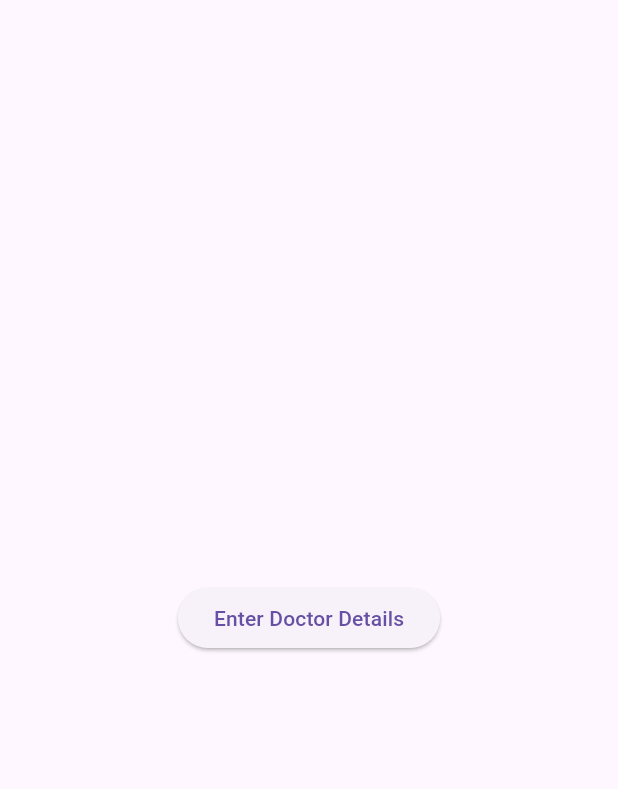
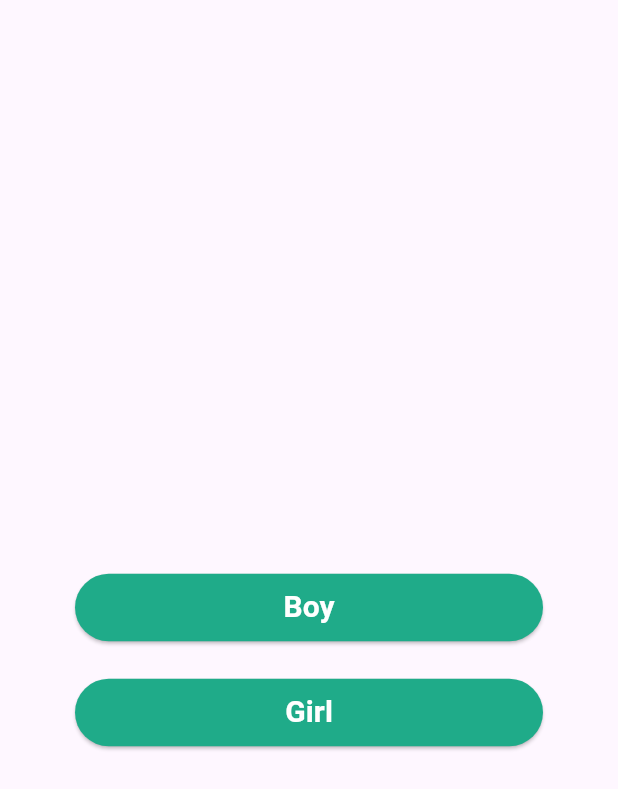
Before and after one commit to jdtdjayasingha/Babycare-University-Assignment, a Flutter app: the screen it shows after launch, on a phone screen of 412 x 824 dp. Shown: the top 789 px of the screen. Run offline on Flutter 3.47's test engine with Material 3 defaults, Android fonts, the phone set to English and light mode, and no system bars; our stand-ins replace cloud_firestore, firebase_core, firebase_storage, image_picker; accounts and stored records are empty.

Commit message:
Created the Name Selection Screen

```diff
--- a/lib/main.dart
+++ b/lib/main.dart
@@ -1,4 +1,7 @@
+import 'package:babycare/screen/doctor_dashboard.dart';
+import 'package:babycare/screen/name_selection.dart';
 import 'package:babycare/screen/test.dart';
+import 'package:babycare/screen/user_dashboard.dart';
 import 'package:flutter/material.dart';
 import 'package:firebase_core/firebase_core.dart';
 import 'firebase_options.dart';
@@ -18,7 +21,7 @@ class MyApp extends StatelessWidget {
   Widget build(BuildContext context) {
     return MaterialApp(
       debugShowCheckedModeBanner: false,
-      home: Test(),
+      home: NameSelection(),
     );
   }
 }
--- /dev/null
+++ b/lib/screen/name_selection.dart
@@ -0,0 +1,79 @@
+import 'package:flutter/material.dart';
+
+class NameSelection extends StatefulWidget {
+  const NameSelection({super.key});
+
+  @override
+  State<NameSelection> createState() => _NameSelectionState();
+}
+
+class _NameSelectionState extends State<NameSelection> {
+  @override
+  Widget build(BuildContext context) {
+    return Scaffold(
+      appBar: AppBar(),
+      body: Padding(
+        padding: const EdgeInsets.only(
+          left: 50,
+          right: 50,
+        ),
+        child: Column(
+          mainAxisAlignment: MainAxisAlignment.center,
+          children: [
+            SizedBox(
+              height: 45,
+              width: double.infinity,
+              child: ElevatedButton(
+                style: ElevatedButton.styleFrom(
+                  backgroundColor: Color.fromARGB(255, 31, 171, 137),
+                ),
+                onPressed: () {
+                  // Navigator.push(
+                  //   context,
+                  //   MaterialPageRoute(
+                  //       builder: (context) => const AdminProfile()),
+                  // );
+                },
+                child: const Text(
+                  'Boy',
+                  style: TextStyle(
+                    color: Colors.white,
+                    fontSize: 20,
+                    fontWeight: FontWeight.bold,
+                  ),
+                ),
+              ),
+            ),
+            const SizedBox(
+              height: 25,
+            ),
+            SizedBox(
+              height: 45,
+              width: double.infinity,
+              child: ElevatedButton(
+                style: ElevatedButton.styleFrom(
+                  backgroundColor: Color.fromARGB(255, 31, 171, 137),
+                ),
+                onPressed: () {
+                  // Navigator.push(
+                  //   context,
+                  //   MaterialPageRoute(
+                  //       builder: (context) => const UserProfile()),
+                  // );
+                },
+                child: const Text(
+                  'Girl',
+                  style: TextStyle(
+                    color: Colors.white,
+                    fontSize: 20,
+                    fontWeight: FontWeight.bold,
+                  ),
+                ),
+              ),
+            ),
+          ],
+        ),
+      ),
+    );
+  }
+}
```
